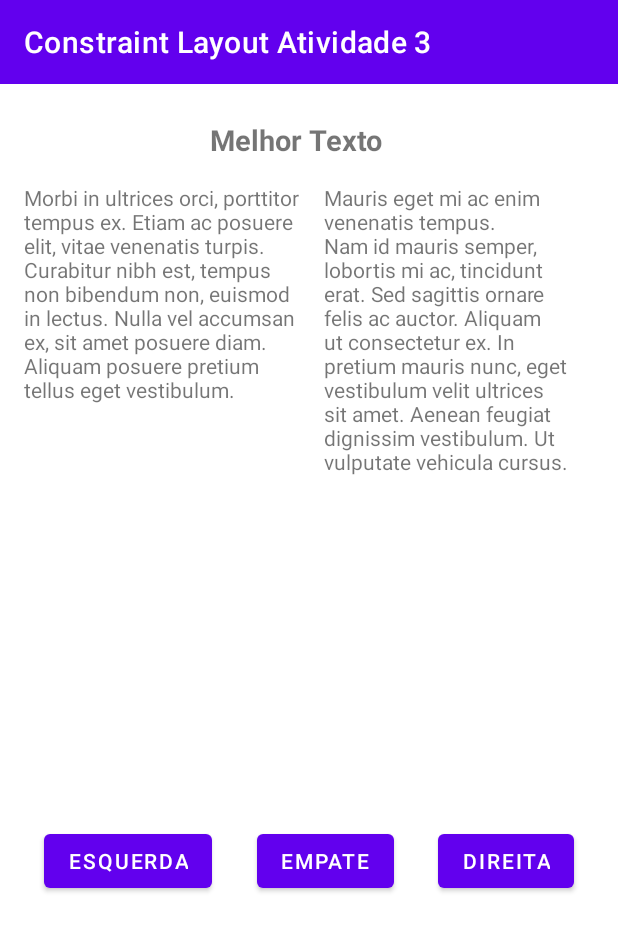
After one commit to CarlosOliveiraSI/ConstraintLayout-AS, an Android app: the layout activity_concurso_de_textos.xml on its own in the app's theme, with its tools: preview values and no code run, on a phone screen of 412 x 824 dp. The commit adds this screen. Shown: the top 931 px of the screen. Run offline under Robolectric (Android 15) with nearby library versions, the phone set to English and light mode, and no system bars.

Commit message:
Atividade concluita!

```diff
--- /dev/null
+++ b/app/src/main/res/drawable/baseline_add_to_queue_24.xml
@@ -0,0 +1,5 @@
+<vector xmlns:android="http://schemas.android.com/apk/res/android" android:height="24dp" android:tint="#FFFFFF" android:viewportHeight="24" android:viewportWidth="24" android:width="24dp">
+
+    <path android:fillColor="@android:color/white" android:pathData="M21,3L3,3c-1.11,0 -2,0.89 -2,2v12c0,1.1 0.89,2 2,2h5v2h8v-2h5c1.1,0 1.99,-0.9 1.99,-2L23,5c0,-1.11 -0.9,-2 -2,-2zM21,17L3,17L3,5h18v12zM16,10v2h-3v3h-2v-3L8,12v-2h3L11,7h2v3h3z"/>
+
+</vector>
--- /dev/null
+++ b/app/src/main/res/drawable/seta.xml
@@ -0,0 +1,5 @@
+<vector xmlns:android="http://schemas.android.com/apk/res/android" android:height="24dp" android:tint="#FFFFFF" android:viewportHeight="24" android:viewportWidth="24" android:width="24dp">
+
+    <path android:fillColor="@android:color/white" android:pathData="M16.59,8.59L12,13.17 7.41,8.59 6,10l6,6 6,-6z"/>
+
+</vector>
--- /dev/null
+++ b/app/src/main/res/layout/activity_concurso_de_textos.xml
@@ -0,0 +1,94 @@
+<?xml version="1.0" encoding="utf-8"?>
+<androidx.constraintlayout.widget.ConstraintLayout xmlns:android="http://schemas.android.com/apk/res/android"
+    xmlns:app="http://schemas.android.com/apk/res-auto"
+    xmlns:tools="http://schemas.android.com/tools"
+    android:layout_width="match_parent"
+    android:layout_height="match_parent"
+    tools:context=".MainActivity">
+
+    <com.google.android.material.appbar.MaterialToolbar
+        android:id="@+id/materialToolbar"
+        android:layout_width="0dp"
+        android:layout_height="wrap_content"
+        android:background="?attr/colorPrimary"
+        android:minHeight="?attr/actionBarSize"
+        android:theme="?attr/actionBarTheme"
+        app:title="Constraint Layout Atividade 3"
+        app:titleTextColor="@color/white"
+        app:layout_constraintEnd_toEndOf="parent"
+        app:layout_constraintStart_toStartOf="parent"
+        app:layout_constraintTop_toTopOf="parent" />
+
+    <TextView
+        android:id="@+id/textViewSubtitle"
+        android:layout_width="wrap_content"
+        android:layout_height="wrap_content"
+        android:layout_marginStart="140dp"
+        android:layout_marginTop="24dp"
+        android:text="Melhor Texto"
+        android:textSize="19sp"
+        android:textStyle="bold"
+        app:layout_constraintStart_toStartOf="parent"
+        app:layout_constraintTop_toBottomOf="@+id/materialToolbar" />
+
+    <TextView
+        android:id="@+id/textViewEsquerda"
+        android:layout_width="184dp"
+        android:layout_height="378dp"
+        android:layout_marginStart="16dp"
+        android:layout_marginTop="16dp"
+        android:layout_marginEnd="8dp"
+        android:text="Morbi in ultrices orci, porttitor tempus ex. Etiam ac posuere elit, vitae venenatis turpis. Curabitur nibh est, tempus non bibendum non, euismod in lectus. Nulla vel accumsan ex, sit amet posuere diam. Aliquam posuere pretium tellus eget vestibulum."
+        app:layout_constraintEnd_toStartOf="@+id/textViewDireita"
+        app:layout_constraintStart_toStartOf="parent"
+        app:layout_constraintTop_toBottomOf="@+id/textViewSubtitle" />
+
+    <TextView
+        android:id="@+id/textViewDireita"
+        android:layout_width="0dp"
+        android:layout_height="wrap_content"
+        android:layout_marginTop="16dp"
+        android:layout_marginStart="8dp"
+        android:layout_marginEnd="16dp"
+        android:text="Mauris eget mi ac enim venenatis tempus. Nam id mauris semper, lobortis mi ac, tincidunt erat. Sed sagittis ornare felis ac auctor. Aliquam ut consectetur ex. In pretium mauris nunc, eget vestibulum velit ultrices sit amet. Aenean feugiat dignissim vestibulum. Ut vulputate vehicula cursus."
+        app:layout_constraintEnd_toEndOf="parent"
+        app:layout_constraintStart_toEndOf="@+id/textViewEsquerda"
+        app:layout_constraintTop_toBottomOf="@+id/textViewSubtitle" />
+
+    <androidx.constraintlayout.widget.Barrier
+        android:id="@+id/bottomTextBarrier"
+        android:layout_width="wrap_content"
+        android:layout_height="wrap_content"
+        app:barrierDirection="bottom"
+        app:constraint_referenced_ids="textViewEsquerda,textViewDireita" />
+
+    <Button
+        android:id="@+id/buttonEsquerda"
+        android:layout_width="wrap_content"
+        android:layout_height="wrap_content"
+        android:layout_marginTop="50dp"
+        android:text="ESQUERDA"
+        app:layout_constraintEnd_toStartOf="@+id/buttonEmpate"
+        app:layout_constraintHorizontal_chainStyle="spread"
+        app:layout_constraintStart_toStartOf="parent"
+        app:layout_constraintTop_toBottomOf="@+id/bottomTextBarrier" />
+
+    <Button
+        android:id="@+id/buttonEmpate"
+        android:layout_width="wrap_content"
+        android:layout_height="wrap_content"
+        android:text="EMPATE"
+        app:layout_constraintTop_toTopOf="@+id/buttonEsquerda"
+        app:layout_constraintStart_toEndOf="@+id/buttonEsquerda"
+        app:layout_constraintEnd_toStartOf="@+id/buttonDireita" />
+
+    <Button
+        android:id="@+id/buttonDireita"
+        android:layout_width="wrap_content"
+        android:layout_height="wrap_content"
+        android:text="DIREITA"
+        app:layout_constraintTop_toTopOf="@+id/buttonEsquerda"
+        app:layout_constraintStart_toEndOf="@+id/buttonEmpate"
+        app:layout_constraintEnd_toEndOf="parent" />
+
+</androidx.constraintlayout.widget.ConstraintLayout>
--- a/app/src/main/res/values/colors.xml
+++ b/app/src/main/res/values/colors.xml
@@ -3,4 +3,6 @@
     <color name="black">#FF000000</color>
     <color name="white">#FFFFFF</color>
     <color name="grey">#EF77777C</color>
+    <color name="red">#C80808</color>
+    <color name="cinza">#4B4646</color>
 </resources>
```
Also changed, not shown: app/src/main/res/layout/activity_serie.xml (added, +132 -0 lines).
